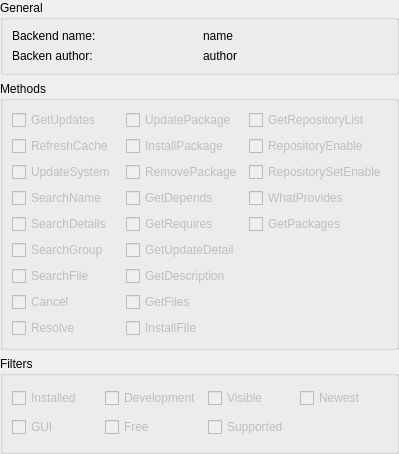
KDE/apper, file KPackageKit/KpkBackendDetails.ui: the form before one commit.
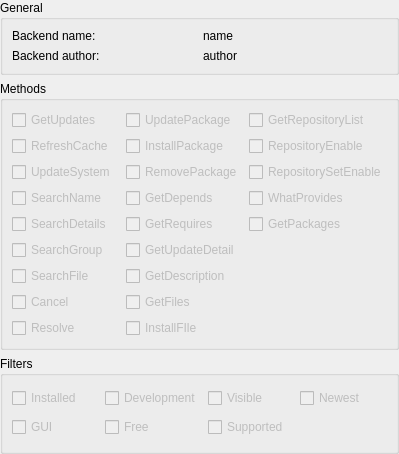
The form after the commit.

Commit message: Corrected typo.

Diff of the .ui file:
```diff
--- a/KPackageKit/KpkBackendDetails.ui
+++ b/KPackageKit/KpkBackendDetails.ui
@@ -46,7 +46,7 @@
       <item row="1" column="0">
        <widget class="QLabel" name="label_2">
         <property name="text">
-         <string>Backen author:</string>
+         <string>Backend author:</string>
         </property>
        </widget>
       </item>
```
